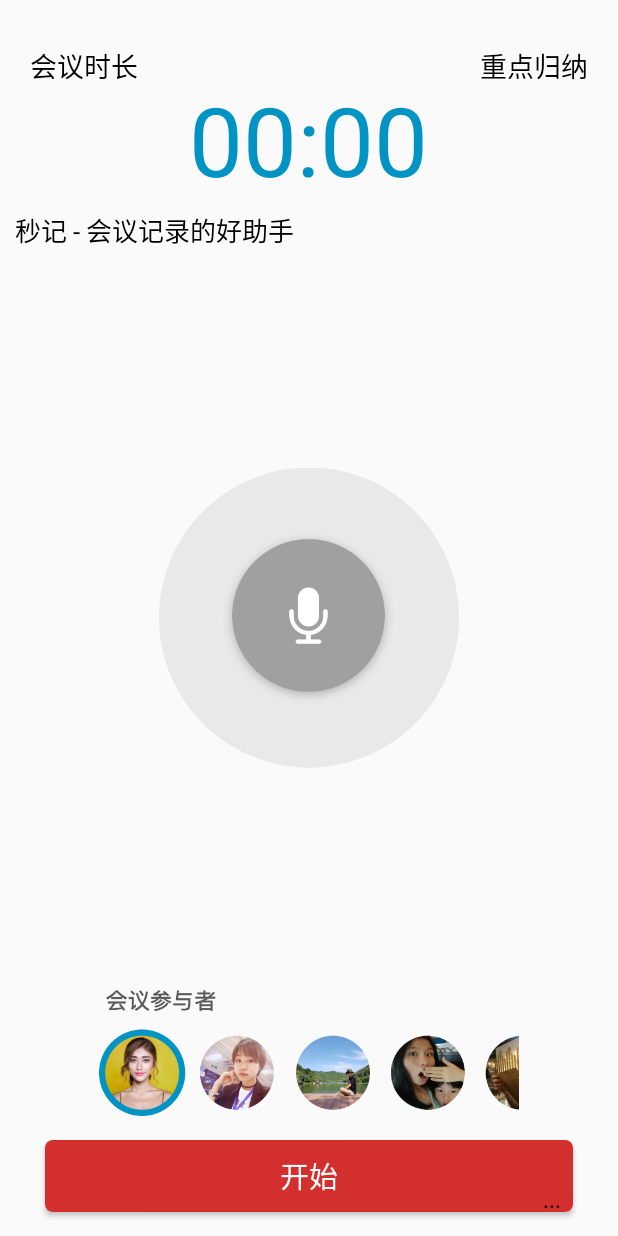
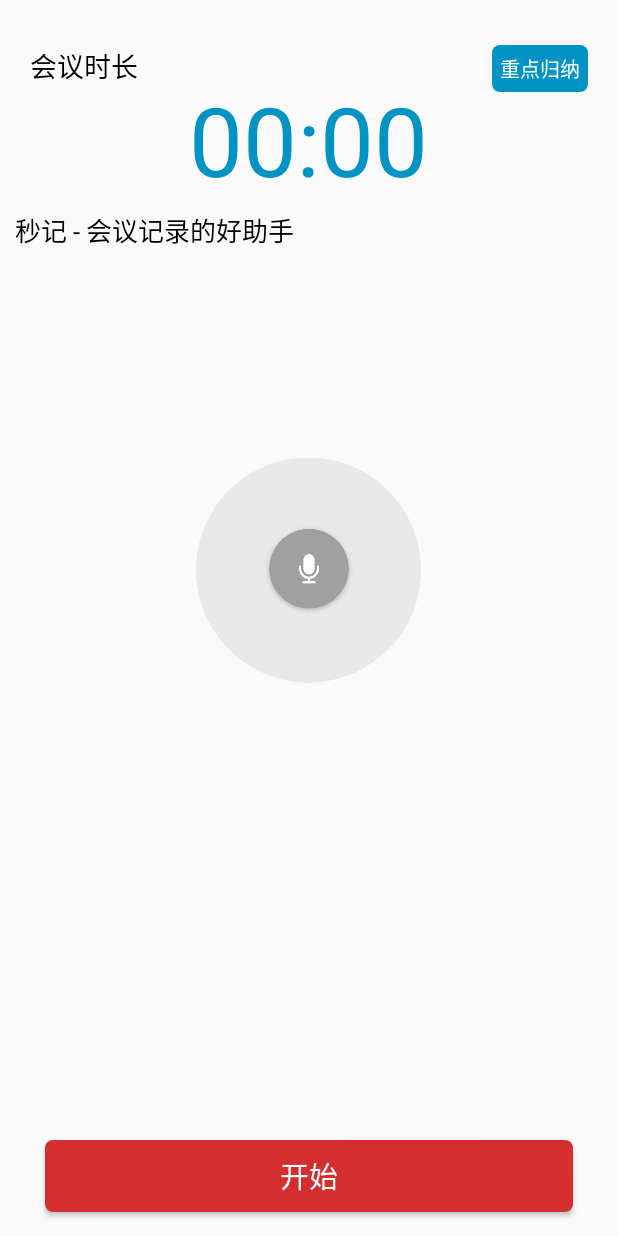
Before and after one commit to yangyankai/Seconds, an Android app: the screen it shows after launch (HomeActivity), on a phone screen of 412 x 824 dp. Run offline under Robolectric (Android 15) with nearby library versions, the phone set to English and light mode, and no system bars.

Commit message:
update HomeActivity UI

```diff
--- a/app/src/main/java/com/ykai/engbot/HistoryActivity.java
+++ b/app/src/main/java/com/ykai/engbot/HistoryActivity.java
@@ -68,7 +68,6 @@ public class HistoryActivity extends Activity {
                 }
 
             } else {
-                textTile = (TextView) findViewById(R.id.txtTitle);
                 textTile.setText("NLP");
                 progressBar.setVisibility(View.GONE);
                 txtLog.setText("处理完成");
@@ -91,6 +90,8 @@ public class HistoryActivity extends Activity {
         button3 = (TextView) findViewById(R.id.btn3);
         button4 = (TextView) findViewById(R.id.btn4);
         begin = (Button) findViewById(R.id.begin);
+        textTile = (TextView) findViewById(R.id.txtTitle);
+
         txtLog = (TextView) findViewById(R.id.txtLog);
 
 
--- /dev/null
+++ b/app/src/main/res/drawable/shape_cor_blue.xml
@@ -0,0 +1,12 @@
+<?xml version="1.0" encoding="utf-8"?>
+<shape
+    xmlns:android="http://schemas.android.com/apk/res/android">
+    <!-- 填充的颜色 -->
+    <solid android:color="#0093c4" />
+    <!-- 设置按钮的四个角为弧形 -->
+    <!-- android:radius 弧形的半径 -->
+    <corners android:radius="5dip" />
+
+    <!-- padding：Button里面的文字与Button边界的间隔 -->
+
+</shape>
--- a/app/src/main/res/layout/home_activity.xml
+++ b/app/src/main/res/layout/home_activity.xml
@@ -5,7 +5,6 @@
     android:orientation="vertical">
 
     <TextView
-
         android:layout_width="wrap_content"
         android:layout_height="wrap_content"
         android:layout_marginLeft="20dp"
@@ -16,14 +15,17 @@
 
     <TextView
         android:id="@+id/meeting_during"
+
         android:layout_width="wrap_content"
         android:layout_height="wrap_content"
         android:layout_alignParentRight="true"
         android:layout_marginRight="20dp"
         android:layout_marginTop="30dp"
+        android:background="@drawable/shape_cor_blue"
+        android:padding="5dp"
         android:text="重点归纳"
-        android:textColor="#000"
-        android:textSize="18sp" />
+        android:textColor="#fff"
+        android:textSize="13sp" />
     <!--android:layout_centerHorizontal="true"-->
     <TextView
         android:id="@+id/counter"
@@ -35,19 +37,6 @@
         android:textColor="#0093c4"
         android:textSize="64sp" />
 
-    <Button
-        android:id="@+id/voice_2_txt_btn"
-        android:layout_width="match_parent"
-        android:layout_height="wrap_content"
-        android:layout_alignParentBottom="true"
-        android:layout_centerHorizontal="true"
-        android:layout_marginBottom="16dp"
-        android:layout_marginLeft="30dp"
-        android:layout_marginRight="30dp"
-        android:background="@drawable/shape_cor"
-        android:text="开始"
-        android:textColor="#fff"
-        android:textSize="19sp" />
 
     <!--android:background="@drawable/shape_cor"-->
 
@@ -78,21 +67,27 @@
         android:text="..."
         android:visibility="visible" />
 
+    <RelativeLayout
+        android:layout_width="300dp"
+        android:layout_height="300dp"
+        android:layout_centerHorizontal="true"
+        android:layout_marginTop="230dp">
 
         <ImageView
             android:id="@+id/recorder_bigger"
-        android:layout_width="200dp"
+            android:layout_width="150dp"
             android:layout_height="wrap_content"
             android:layout_centerInParent="true"
             android:src="@drawable/recorder_bigger" />
 
-
         <ImageView
             android:id="@+id/little"
-        android:layout_width="115dp"
+            android:layout_width="60dp"
             android:layout_height="wrap_content"
             android:layout_centerInParent="true"
             android:src="@drawable/recoder_little" />
+
+    </RelativeLayout>
 
     <ImageView
 
@@ -101,7 +96,8 @@
         android:layout_alignParentBottom="true"
         android:layout_centerHorizontal="true"
         android:layout_marginBottom="45dp"
-        android:src="@drawable/join_metting" />
+        android:src="@drawable/join_metting"
+        android:visibility="gone" />
 
 
     <!--翻译-->
@@ -128,4 +124,17 @@
         android:text="引擎初始化..."
         android:visibility="visible" />
 
+    <Button
+        android:id="@+id/voice_2_txt_btn"
+        android:layout_width="match_parent"
+        android:layout_height="wrap_content"
+        android:layout_alignParentBottom="true"
+        android:layout_centerHorizontal="true"
+        android:layout_marginBottom="16dp"
+        android:layout_marginLeft="30dp"
+        android:layout_marginRight="30dp"
+        android:background="@drawable/shape_cor"
+        android:text="开始"
+        android:textColor="#fff"
+        android:textSize="19sp" />
 </RelativeLayout>
```
Lines whose indentation alone changed are shown as unchanged.
